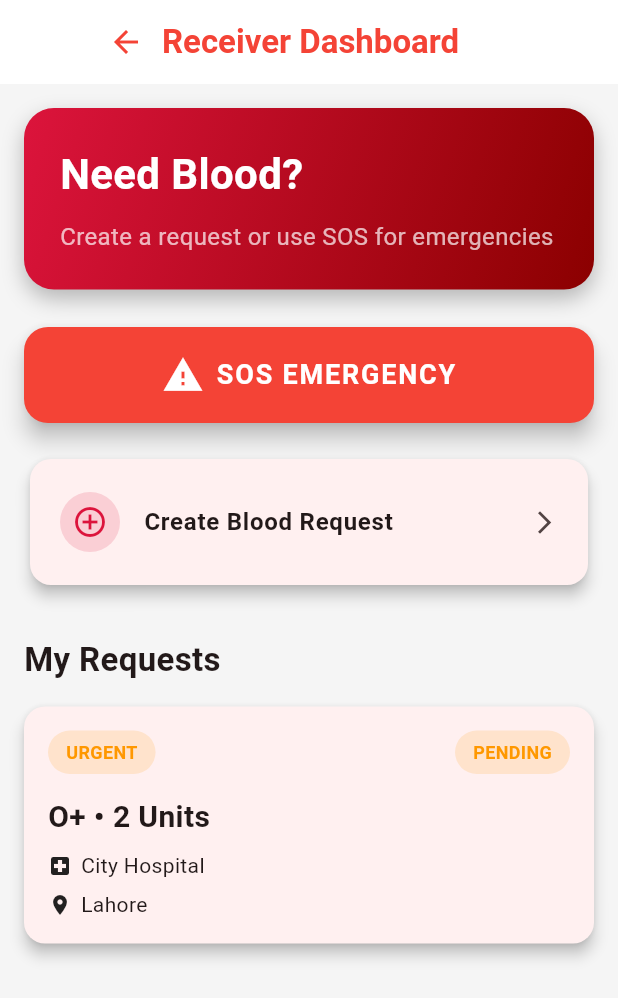
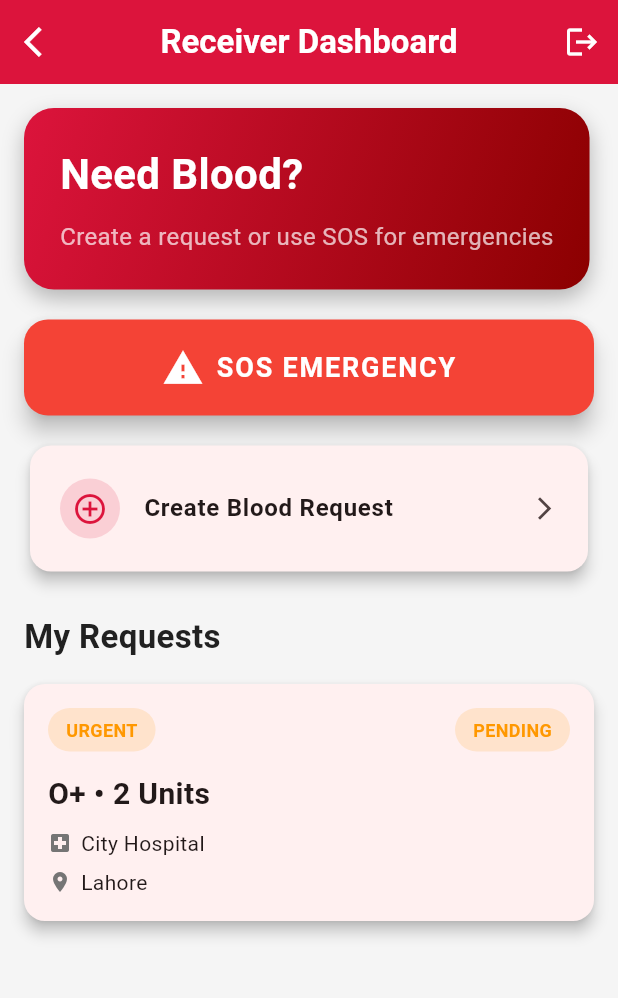
Before and after one commit to usmanch-15/blood-bank, a Flutter app: the ReceiverDashboardScreen screen opened by its route, on a phone screen of 412 x 824 dp. Shown: the top 998 px of the screen. Run offline on Flutter 3.47's test engine with Material 3 defaults, Android fonts, the phone set to English and light mode, and no system bars; our stand-ins replace cloud_firestore, firebase_auth, firebase_core, fl_chart, geocoding, geolocator and 3 more; accounts and stored records are empty.

Commit message:
Fix receiver dashboard: move back button from title to proper AppBar leading
The SliverAppBar had the back arrow embedded inside the title Row widget,
which is incorrect — it caused a visual double-button and a non-functional
pop when the screen was reached via pushReplacement. Replaced with a
standard AppBar that has:
- leading: IconButton (Icons.arrow_back_ios, Navigator.pop)
- actions: logout IconButton (pushReplacementNamed '/login')
Also converted CustomScrollView/SliverPadding to SingleChildScrollView
for simpler, equivalent layout.

https://claude.ai/code/session_01GdU6h9F88z6wDwMkTD9aWW

```diff
--- a/lib/screens/receiver/receiver_dashboard_screen.dart
+++ b/lib/screens/receiver/receiver_dashboard_screen.dart
@@ -13,76 +13,94 @@ class ReceiverDashboardScreen extends StatefulWidget {
 }
 
 class _ReceiverDashboardScreenState extends State<ReceiverDashboardScreen> {
-  final String userId = 'user123';
-
   final List<BloodRequestModel> dummyRequests = [
-
     BloodRequestModel(
       id: '1',
       requesterId: 'user123',
       requesterName: 'Usman',
       requesterPhone: '03044009797',
-
       patientName: 'Ali',
       patientAge: 25,
       patientGender: 'Male',
-
       bloodGroup: 'O+',
       unitsRequired: 2,
-
       hospitalName: 'City Hospital',
       hospitalAddress: 'Lahore, Main Road',
-
       location: 'Lahore',
       reason: 'Accident emergency',
       requiredBy: DateTime.now().add(const Duration(hours: 3)),
-
       urgency: 'urgent',
       status: 'pending',
-
       notes: 'Please deliver quickly',
-      // or real GPS accuracy if used
-
-      createdAt: DateTime.now(), contactNumber: '',
+      createdAt: DateTime.now(),
+      contactNumber: '',
     ),
   ];
+
   @override
   Widget build(BuildContext context) {
     return Scaffold(
       backgroundColor: AppColors.backgroundLight,
-      body: CustomScrollView(
-        slivers: [
-          /// 🔴 Advanced AppBar with Back Arrow in Title
-          SliverAppBar(
-            pinned: true,
-            floating: true,
-            backgroundColor: Colors.white,
-            elevation: 1,
-            title: Row(
-              children: [
-                GestureDetector(
-                  onTap: () => Navigator.pop(context),
-                  child: const Icon(Icons.arrow_back, color: Colors.red),
+      appBar: AppBar(
+        elevation: 0,
+        backgroundColor: AppColors.primaryRed,
+        foregroundColor: Colors.white,
+        leading: IconButton(
+          icon: const Icon(Icons.arrow_back_ios),
+          onPressed: () => Navigator.pop(context),
         ),
-                const SizedBox(width: 12),
-                const Text(
+        title: const Text(
           'Receiver Dashboard',
-                  style: TextStyle(
-                    color: Colors.red,
-                    fontWeight: FontWeight.bold,
+          style: TextStyle(fontWeight: FontWeight.bold),
         ),
+        actions: [
+          IconButton(
+            icon: const Icon(Icons.logout),
+            tooltip: 'Logout',
+            onPressed: () =>
+                Navigator.of(context).pushReplacementNamed('/login'),
           ),
         ],
       ),
+      body: SingleChildScrollView(
+        padding: const EdgeInsets.all(16),
+        child: Column(
+          crossAxisAlignment: CrossAxisAlignment.start,
+          children: [
+            _buildWelcomeCard(),
+            const SizedBox(height: 20),
+            _buildSosButton(context),
+            const SizedBox(height: 16),
+            _buildActionTile(
+              title: 'Create Blood Request',
+              icon: Icons.add_circle_outline,
+              color: AppColors.primaryRed,
+              onTap: () => Navigator.push(
+                context,
+                MaterialPageRoute(
+                  builder: (_) => const BloodRequestFormScreen(),
                 ),
+              ),
+            ),
+            const SizedBox(height: 24),
+            const Text(
+              'My Requests',
+              style: TextStyle(
+                fontSize: 22,
+                fontWeight: FontWeight.bold,
+                color: AppColors.textPrimary,
+              ),
+            ),
+            const SizedBox(height: 16),
+            ...dummyRequests.map(_buildRequestCard),
+          ],
+        ),
+      ),
+    );
+  }
 
-          SliverPadding(
-            padding: const EdgeInsets.all(16),
-            sliver: SliverList(
-              delegate: SliverChildListDelegate(
-                [
-                  /// 🌈 Welcome Card
-                  Container(
+  Widget _buildWelcomeCard() {
+    return Container(
       padding: const EdgeInsets.all(24),
       decoration: BoxDecoration(
         gradient: AppColors.primaryGradient,
@@ -116,12 +134,13 @@ class _ReceiverDashboardScreenState extends State<ReceiverDashboardScreen> {
           ),
         ],
       ),
-                  ),
+    );
+  }
 
-                  const SizedBox(height: 25),
-
-                  /// 🚨 SOS Button
-                  ElevatedButton.icon(
+  Widget _buildSosButton(BuildContext context) {
+    return SizedBox(
+      width: double.infinity,
+      child: ElevatedButton.icon(
         icon: const Icon(Icons.warning, size: 28),
         label: const Text(
           'SOS EMERGENCY',
@@ -131,14 +150,10 @@ class _ReceiverDashboardScreenState extends State<ReceiverDashboardScreen> {
             letterSpacing: 1.2,
           ),
         ),
-                    onPressed: () {
-                      Navigator.push(
+        onPressed: () => Navigator.push(
           context,
-                        MaterialPageRoute(
-                          builder: (_) => const SosEmergencyScreen(),
+          MaterialPageRoute(builder: (_) => const SosEmergencyScreen()),
         ),
-                      );
-                    },
         style: ElevatedButton.styleFrom(
           backgroundColor: AppColors.error,
           padding: const EdgeInsets.symmetric(vertical: 18),
@@ -148,48 +163,10 @@ class _ReceiverDashboardScreenState extends State<ReceiverDashboardScreen> {
           elevation: 6,
         ),
       ),
-
-                  const SizedBox(height: 20),
-
-                  /// ➕ Create Request
-                  _actionTile(
-                    title: 'Create Blood Request',
-                    icon: Icons.add_circle_outline,
-                    color: AppColors.primaryRed,
-                    onTap: () {
-                      Navigator.push(
-                        context,
-                        MaterialPageRoute(
-                          builder: (_) =>
-                          const BloodRequestFormScreen(),
-                        ),
-                      );
-                    },
-                  ),
-
-                  const SizedBox(height: 30),
-
-                  const Text(
-                    'My Requests',
-                    style: TextStyle(
-                      fontSize: 22,
-                      fontWeight: FontWeight.bold,
-                    ),
-                  ),
-                  const SizedBox(height: 16),
-
-                  ...dummyRequests.map(_requestCard).toList(),
-                ],
-              ),
-            ),
-          ),
-        ],
-      ),
     );
   }
 
-  /// 📌 Action Tile
-  Widget _actionTile({
+  Widget _buildActionTile({
     required String title,
     required IconData icon,
     required Color color,
@@ -215,8 +192,7 @@ class _ReceiverDashboardScreenState extends State<ReceiverDashboardScreen> {
     );
   }
 
-  /// 🩸 Request Card
-  Widget _requestCard(BloodRequestModel request) {
+  Widget _buildRequestCard(BloodRequestModel request) {
     return Card(
       margin: const EdgeInsets.only(bottom: 16),
       elevation: 4,
@@ -244,7 +220,8 @@ class _ReceiverDashboardScreenState extends State<ReceiverDashboardScreen> {
             const SizedBox(height: 8),
             Row(
               children: [
-                const Icon(Icons.local_hospital, size: 16),
+                const Icon(Icons.local_hospital, size: 16,
+                    color: AppColors.textSecondary),
                 const SizedBox(width: 6),
                 Text(request.hospitalName),
               ],
@@ -252,7 +229,8 @@ class _ReceiverDashboardScreenState extends State<ReceiverDashboardScreen> {
             const SizedBox(height: 6),
             Row(
               children: [
-                const Icon(Icons.location_on, size: 16),
+                const Icon(Icons.location_on, size: 16,
+                    color: AppColors.textSecondary),
                 const SizedBox(width: 6),
                 Text(request.location),
               ],
```
Lines whose indentation alone changed are shown as unchanged.
